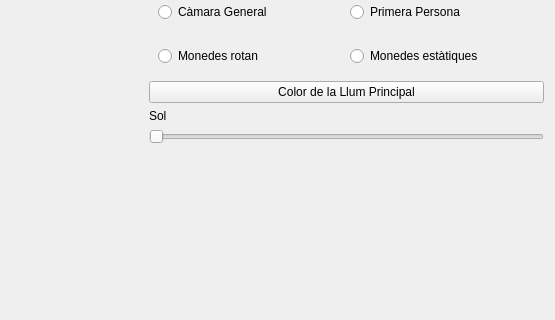
Old version of the form MyForm.ui in the repository Titider1419/Projecte-INDI; both pictures show x 264 to 819 and y 189 to 509 of the 819 by 726 pixel window.
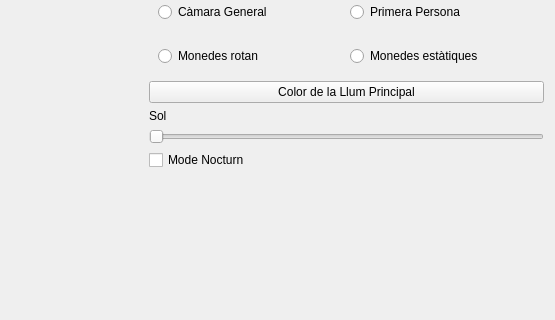
New version of the form. Custom widgets are drawn as their Qt base class.

```diff
--- a/MyForm.ui
+++ b/MyForm.ui
@@ -157,6 +157,13 @@
        </property>
       </widget>
      </item>
+     <item>
+      <widget class="QCheckBox" name="nocturn">
+       <property name="text">
+        <string>Mode Nocturn</string>
+       </property>
+      </widget>
+     </item>
      <item>
       <spacer name="verticalSpacer">
        <property name="orientation">
```
